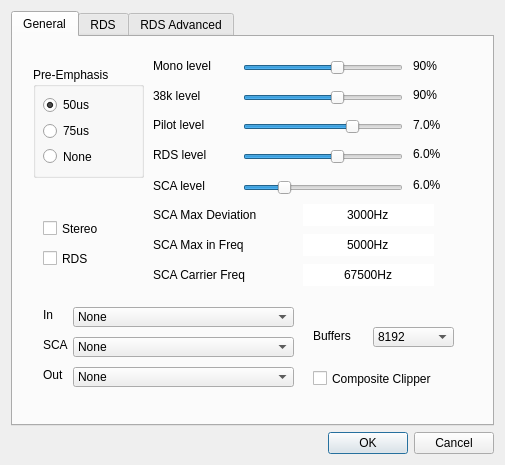
First picture: the form in JMPX/options.ui, repository jontio/JMPX, before the edit.
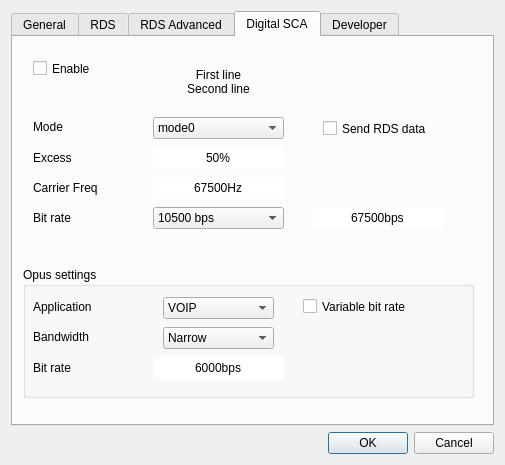
Second picture: the form after the edit. The open tabs and pages were chosen to show the change.

```diff
--- a/JMPX/options.ui
+++ b/JMPX/options.ui
@@ -602,7 +602,7 @@
         </rect>
        </property>
        <property name="currentIndex">
-        <number>1</number>
+        <number>2</number>
        </property>
        <item>
         <property name="text">
@@ -1205,6 +1205,527 @@
        </widget>
       </widget>
      </widget>
+     <widget class="QWidget" name="DSCA">
+      <attribute name="title">
+       <string>Digital SCA</string>
+      </attribute>
+      <widget class="QCheckBox" name="checkBox_dsca_enable">
+       <property name="geometry">
+        <rect>
+         <x>20</x>
+         <y>20</y>
+         <width>90</width>
+         <height>23</height>
+        </rect>
+       </property>
+       <property name="toolTip">
+        <string>Use Digital SCA rather than analog SCA</string>
+       </property>
+       <property name="text">
+        <string>Enable</string>
+       </property>
+      </widget>
+      <widget class="QGroupBox" name="groupBox_5">
+       <property name="geometry">
+        <rect>
+         <x>10</x>
+         <y>230</y>
+         <width>451</width>
+         <height>131</height>
+        </rect>
+       </property>
+       <property name="title">
+        <string>Opus settings</string>
+       </property>
+       <widget class="QSpinBox" name="spinBox_opus_bitrate">
+        <property name="geometry">
+         <rect>
+          <x>130</x>
+          <y>90</y>
+          <width>131</width>
+          <height>22</height>
+         </rect>
+        </property>
+        <property name="toolTip">
+         <string>Opus bit stream rate</string>
+        </property>
+        <property name="frame">
+         <bool>false</bool>
+        </property>
+        <property name="alignment">
+         <set>Qt::AlignCenter</set>
+        </property>
+        <property name="buttonSymbols">
+         <enum>QAbstractSpinBox::NoButtons</enum>
+        </property>
+        <property name="suffix">
+         <string>bps</string>
+        </property>
+        <property name="minimum">
+         <number>6000</number>
+        </property>
+        <property name="maximum">
+         <number>128000</number>
+        </property>
+        <property name="value">
+         <number>6000</number>
+        </property>
+       </widget>
+       <widget class="QLabel" name="label_20">
+        <property name="geometry">
+         <rect>
+          <x>10</x>
+          <y>60</y>
+          <width>111</width>
+          <height>20</height>
+         </rect>
+        </property>
+        <property name="text">
+         <string>Bandwidth</string>
+        </property>
+       </widget>
+       <widget class="QLabel" name="label_38">
+        <property name="geometry">
+         <rect>
+          <x>10</x>
+          <y>93</y>
+          <width>101</width>
+          <height>16</height>
+         </rect>
+        </property>
+        <property name="text">
+         <string>Bit rate</string>
+        </property>
+       </widget>
+       <widget class="QCheckBox" name="checkBox_opus_vbr">
+        <property name="geometry">
+         <rect>
+          <x>280</x>
+          <y>30</y>
+          <width>161</width>
+          <height>19</height>
+         </rect>
+        </property>
+        <property name="toolTip">
+         <string>Enable variable bit rate encoding</string>
+        </property>
+        <property name="text">
+         <string>Variable bit rate</string>
+        </property>
+       </widget>
+       <widget class="QLabel" name="label_19">
+        <property name="geometry">
+         <rect>
+          <x>10</x>
+          <y>30</y>
+          <width>111</width>
+          <height>20</height>
+         </rect>
+        </property>
+        <property name="text">
+         <string>Application</string>
+        </property>
+       </widget>
+       <widget class="QComboBox" name="comboBox_opus_bandwidth">
+        <property name="geometry">
+         <rect>
+          <x>140</x>
+          <y>60</y>
+          <width>111</width>
+          <height>22</height>
+         </rect>
+        </property>
+        <property name="toolTip">
+         <string>Audio input range</string>
+        </property>
+        <item>
+         <property name="text">
+          <string>Narrow</string>
+         </property>
+        </item>
+        <item>
+         <property name="text">
+          <string>Medium</string>
+         </property>
+        </item>
+        <item>
+         <property name="text">
+          <string>Wide</string>
+         </property>
+        </item>
+        <item>
+         <property name="text">
+          <string>Super Wide</string>
+         </property>
+        </item>
+        <item>
+         <property name="text">
+          <string>Full</string>
+         </property>
+        </item>
+       </widget>
+       <widget class="QComboBox" name="comboBox_opus_application">
+        <property name="geometry">
+         <rect>
+          <x>140</x>
+          <y>30</y>
+          <width>111</width>
+          <height>22</height>
+         </rect>
+        </property>
+        <property name="toolTip">
+         <string>Optimize for Voice or Audio</string>
+        </property>
+        <item>
+         <property name="text">
+          <string>VOIP</string>
+         </property>
+        </item>
+        <item>
+         <property name="text">
+          <string>Audio</string>
+         </property>
+        </item>
+       </widget>
+      </widget>
+      <widget class="QLabel" name="label_21">
+       <property name="geometry">
+        <rect>
+         <x>20</x>
+         <y>80</y>
+         <width>111</width>
+         <height>20</height>
+        </rect>
+       </property>
+       <property name="text">
+        <string>Mode</string>
+       </property>
+      </widget>
+      <widget class="QComboBox" name="comboBox_dsca_mode">
+       <property name="geometry">
+        <rect>
+         <x>140</x>
+         <y>80</y>
+         <width>131</width>
+         <height>22</height>
+        </rect>
+       </property>
+       <property name="toolTip">
+        <string>DSCA modes</string>
+       </property>
+       <item>
+        <property name="text">
+         <string>mode0</string>
+        </property>
+       </item>
+       <item>
+        <property name="text">
+         <string>mode1</string>
+        </property>
+       </item>
+       <item>
+        <property name="text">
+         <string>mode2</string>
+        </property>
+       </item>
+       <item>
+        <property name="text">
+         <string>mode3</string>
+        </property>
+       </item>
+       <item>
+        <property name="text">
+         <string>mode4</string>
+        </property>
+       </item>
+      </widget>
+      <widget class="QLabel" name="label_39">
+       <property name="geometry">
+        <rect>
+         <x>20</x>
+         <y>113</y>
+         <width>111</width>
+         <height>16</height>
+        </rect>
+       </property>
+       <property name="text">
+        <string>Excess</string>
+       </property>
+      </widget>
+      <widget class="QSpinBox" name="spinBox_oqpsk_excess">
+       <property name="geometry">
+        <rect>
+         <x>140</x>
+         <y>110</y>
+         <width>131</width>
+         <height>22</height>
+        </rect>
+       </property>
+       <property name="toolTip">
+        <string>OQPSK excess. Changes on air bandwidth. Smaller values result in less on air bandwidth but the receiver has a harder time to lock onto the signal.</string>
+       </property>
+       <property name="frame">
+        <bool>false</bool>
+       </property>
+       <property name="alignment">
+        <set>Qt::AlignCenter</set>
+       </property>
+       <property name="buttonSymbols">
+        <enum>QAbstractSpinBox::NoButtons</enum>
+       </property>
+       <property name="suffix">
+        <string>%</string>
+       </property>
+       <property name="minimum">
+        <number>5</number>
+       </property>
+       <property name="maximum">
+        <number>100</number>
+       </property>
+       <property name="value">
+        <number>50</number>
+       </property>
+      </widget>
+      <widget class="QSpinBox" name="spinBox_oqpsk_carrierfreq">
+       <property name="geometry">
+        <rect>
+         <x>140</x>
+         <y>140</y>
+         <width>131</width>
+         <height>22</height>
+        </rect>
+       </property>
+       <property name="toolTip">
+        <string>OQPSK carrier frequency</string>
+       </property>
+       <property name="frame">
+        <bool>false</bool>
+       </property>
+       <property name="alignment">
+        <set>Qt::AlignCenter</set>
+       </property>
+       <property name="buttonSymbols">
+        <enum>QAbstractSpinBox::NoButtons</enum>
+       </property>
+       <property name="suffix">
+        <string>Hz</string>
+       </property>
+       <property name="minimum">
+        <number>10000</number>
+       </property>
+       <property name="maximum">
+        <number>92000</number>
+       </property>
+       <property name="value">
+        <number>67500</number>
+       </property>
+      </widget>
+      <widget class="QLabel" name="label_40">
+       <property name="geometry">
+        <rect>
+         <x>20</x>
+         <y>143</y>
+         <width>111</width>
+         <height>16</height>
+        </rect>
+       </property>
+       <property name="text">
+        <string>Carrier Freq</string>
+       </property>
+      </widget>
+      <widget class="QLabel" name="label_41">
+       <property name="geometry">
+        <rect>
+         <x>20</x>
+         <y>173</y>
+         <width>111</width>
+         <height>16</height>
+        </rect>
+       </property>
+       <property name="text">
+        <string>Bit rate</string>
+       </property>
+      </widget>
+      <widget class="QSpinBox" name="spinBox_oqpsk_bitrate">
+       <property name="geometry">
+        <rect>
+         <x>300</x>
+         <y>170</y>
+         <width>131</width>
+         <height>22</height>
+        </rect>
+       </property>
+       <property name="toolTip">
+        <string>OQPSK bitrate. must be faster than the Opus bitrate after FEC is added</string>
+       </property>
+       <property name="frame">
+        <bool>false</bool>
+       </property>
+       <property name="alignment">
+        <set>Qt::AlignCenter</set>
+       </property>
+       <property name="buttonSymbols">
+        <enum>QAbstractSpinBox::NoButtons</enum>
+       </property>
+       <property name="suffix">
+        <string>bps</string>
+       </property>
+       <property name="minimum">
+        <number>10000</number>
+       </property>
+       <property name="maximum">
+        <number>94000</number>
+       </property>
+       <property name="value">
+        <number>67500</number>
+       </property>
+      </widget>
+      <widget class="QLabel" name="label_dsca_mode_description">
+       <property name="geometry">
+        <rect>
+         <x>120</x>
+         <y>20</y>
+         <width>171</width>
+         <height>51</height>
+        </rect>
+       </property>
+       <property name="text">
+        <string>First line&lt;br/&gt;Second line</string>
+       </property>
+       <property name="alignment">
+        <set>Qt::AlignCenter</set>
+       </property>
+      </widget>
+      <widget class="QCheckBox" name="checkBox_dsca_send_rds">
+       <property name="geometry">
+        <rect>
+         <x>310</x>
+         <y>80</y>
+         <width>131</width>
+         <height>23</height>
+        </rect>
+       </property>
+       <property name="toolTip">
+        <string>Use Digital SCA rather than analog SCA</string>
+       </property>
+       <property name="text">
+        <string>Send RDS data</string>
+       </property>
+      </widget>
+      <widget class="QComboBox" name="comboBox_oqpsk_bitrate_valid">
+       <property name="geometry">
+        <rect>
+         <x>140</x>
+         <y>170</y>
+         <width>131</width>
+         <height>22</height>
+        </rect>
+       </property>
+       <property name="toolTip">
+        <string>OQPSK bitrate. must be faster than the Opus bitrate after FEC is added</string>
+       </property>
+       <item>
+        <property name="text">
+         <string>10500 bps</string>
+        </property>
+       </item>
+       <item>
+        <property name="text">
+         <string>19000 bps</string>
+        </property>
+       </item>
+       <item>
+        <property name="text">
+         <string>24000 bps</string>
+        </property>
+       </item>
+       <item>
+        <property name="text">
+         <string>32000 bps</string>
+        </property>
+       </item>
+       <item>
+        <property name="text">
+         <string>42000 bps</string>
+        </property>
+       </item>
+       <item>
+        <property name="text">
+         <string>50000 bps</string>
+        </property>
+       </item>
+       <item>
+        <property name="text">
+         <string>56000 bps</string>
+        </property>
+       </item>
+       <item>
+        <property name="text">
+         <string>72000 bps</string>
+        </property>
+       </item>
+       <item>
+        <property name="text">
+         <string>82000 bps</string>
+        </property>
+       </item>
+       <item>
+        <property name="text">
+         <string>94000 bps</string>
+        </property>
+       </item>
+      </widget>
+     </widget>
+     <widget class="QWidget" name="tab">
+      <attribute name="title">
+       <string>Developer</string>
+      </attribute>
+      <widget class="QLabel" name="label_noise">
+       <property name="geometry">
+        <rect>
+         <x>270</x>
+         <y>30</y>
+         <width>191</width>
+         <height>16</height>
+        </rect>
+       </property>
+       <property name="text">
+        <string>1.00 sigma</string>
+       </property>
+      </widget>
+      <widget class="QLabel" name="label_22">
+       <property name="geometry">
+        <rect>
+         <x>50</x>
+         <y>31</y>
+         <width>51</width>
+         <height>16</height>
+        </rect>
+       </property>
+       <property name="text">
+        <string>Noise</string>
+       </property>
+      </widget>
+      <widget class="QSlider" name="horizontalSlider_noise">
+       <property name="geometry">
+        <rect>
+         <x>100</x>
+         <y>30</y>
+         <width>160</width>
+         <height>21</height>
+        </rect>
+       </property>
+       <property name="maximum">
+        <number>150</number>
+       </property>
+       <property name="value">
+        <number>70</number>
+       </property>
+       <property name="orientation">
+        <enum>Qt::Horizontal</enum>
+       </property>
+      </widget>
+     </widget>
     </widget>
    </item>
    <item>
```
Left out of the diff: 37 changed lines with no effect on the pictures.
